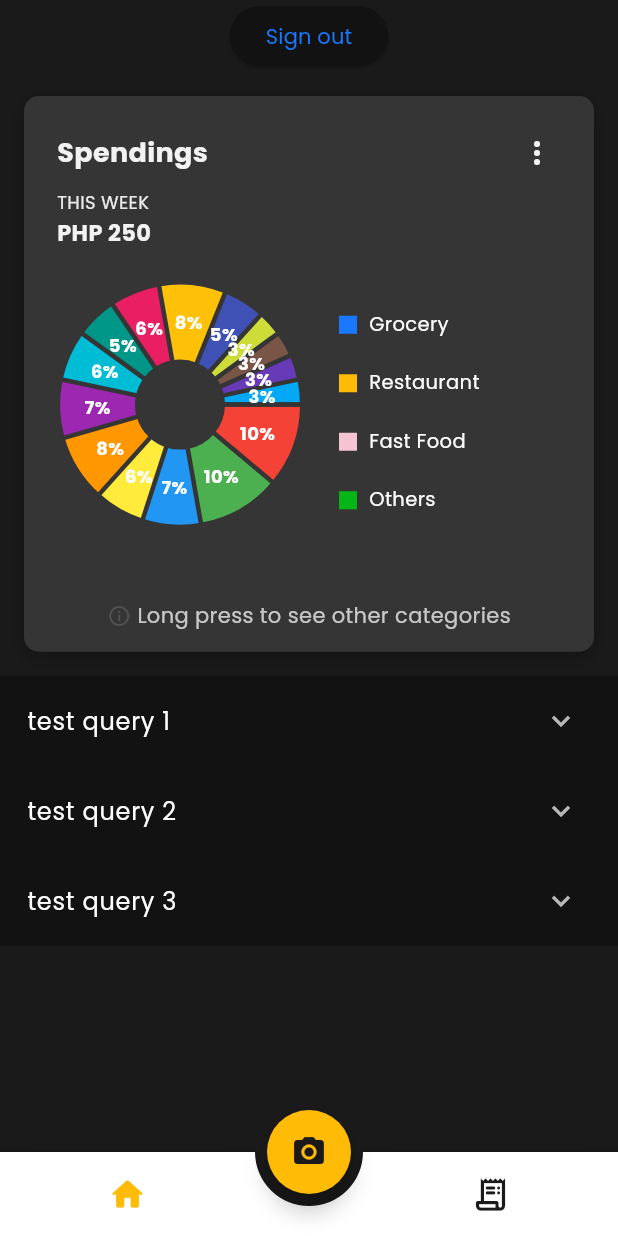
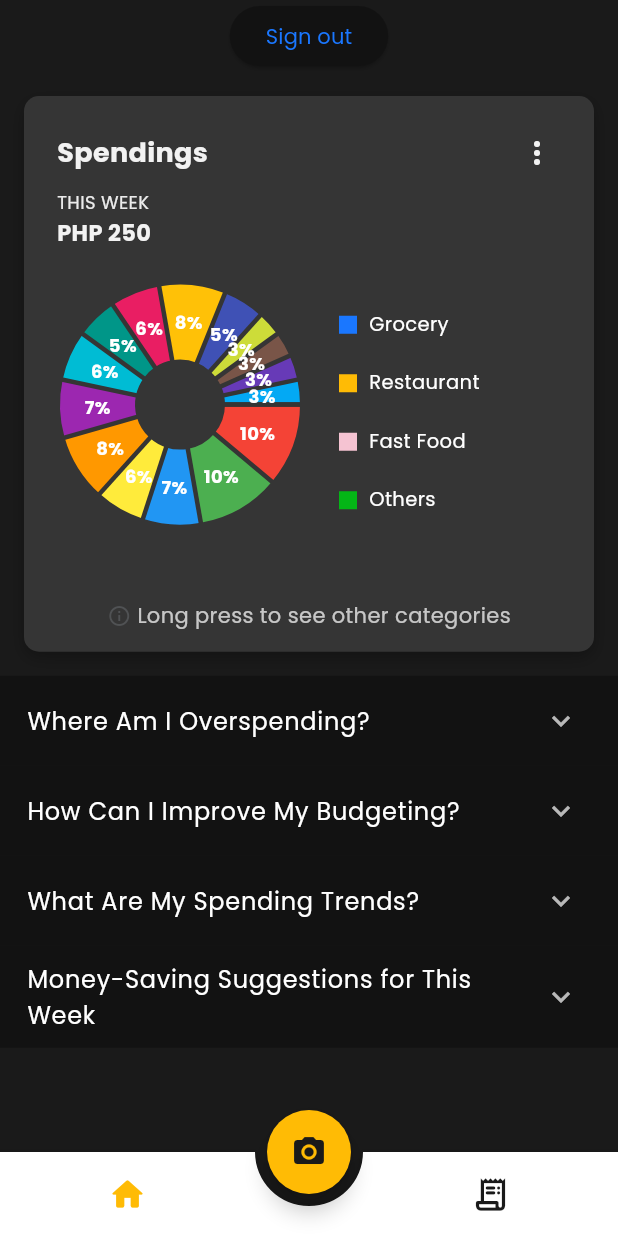
Before and after one commit to ezerssss/SpendSmart, a Flutter app: the HomePage screen opened directly, on a phone screen of 412 x 824 dp. Run offline on Flutter 3.47's test engine with Material 3 defaults, Android fonts, the phone set to English and light mode, and no system bars; drawn by our look-alikes of animated_bottom_navigation_bar, expansion_tile_card, fl_chart; our stand-ins replace cloud_firestore, confetti, connectivity_plus, firebase_auth, firebase_core, firebase_storage and 5 more; missing offline and left inert: flutter_doc_scanner, flutter_shake_animated, openai_dart; accounts and stored records are empty.

Commit message:
[Integration][AJ] Integrated OpenAI service to the accordion messages

```diff
--- a/lib/home_page.dart
+++ b/lib/home_page.dart
@@ -67,9 +67,14 @@ class _HomePageState extends State<HomePage> {
                       SizedBox(
                         child: CategoriesHolder(chart: const CategoriesChart()),
                       ),
-                      AcccordionMessage(query: "test query 1"),
-                      AcccordionMessage(query: "test query 2"),
-                      AcccordionMessage(query: "test query 3"),
+                      AcccordionMessage(query: "Where Am I Overspending?"),
+                      AcccordionMessage(
+                        query: "How Can I Improve My Budgeting?",
+                      ),
+                      AcccordionMessage(query: "What Are My Spending Trends?"),
+                      AcccordionMessage(
+                        query: "Money-Saving Suggestions for This Week",
+                      ),
                     ],
                   ),
                 )
```
Also changed, not shown: lib/components/home/accordion_message.dart (+4 -9 lines).
